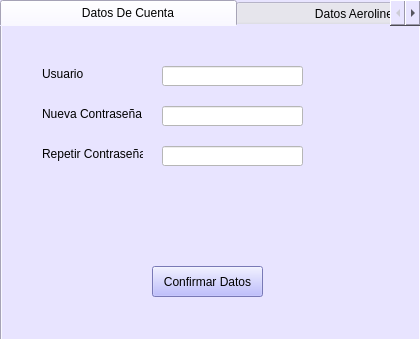
First picture: the form in Interfaces Aeropuerto/modificarDatosAeropuerto.ui, repository vanesagustin98/Aerocamp, before the edit.
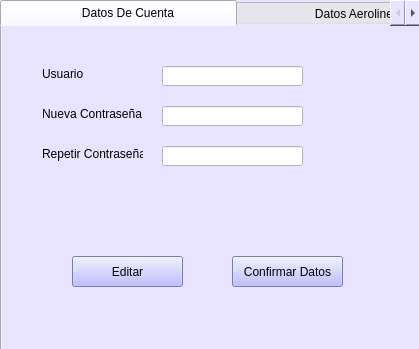
Second picture: the form after the edit. The open tabs and pages were chosen to show the change.

```diff
--- a/Interfaces Aeropuerto/modificarDatosAeropuerto.ui
+++ b/Interfaces Aeropuerto/modificarDatosAeropuerto.ui
@@ -6,8 +6,8 @@
    <rect>
     <x>0</x>
     <y>0</y>
-    <width>420</width>
-    <height>339</height>
+    <width>419</width>
+    <height>349</height>
    </rect>
   </property>
   <property name="windowTitle">
@@ -128,8 +128,8 @@
     <widget class="QPushButton" name="pushButton">
      <property name="geometry">
       <rect>
-       <x>150</x>
-       <y>240</y>
+       <x>230</x>
+       <y>230</y>
        <width>111</width>
        <height>31</height>
       </rect>
@@ -141,6 +141,22 @@
       <string>Confirmar Datos</string>
      </property>
     </widget>
+    <widget class="QPushButton" name="pushButton_2">
+     <property name="geometry">
+      <rect>
+       <x>70</x>
+       <y>230</y>
+       <width>111</width>
+       <height>31</height>
+      </rect>
+     </property>
+     <property name="styleSheet">
+      <string notr="true">background-color: rgb(170, 170, 255);</string>
+     </property>
+     <property name="text">
+      <string>Editar</string>
+     </property>
+    </widget>
    </widget>
    <widget class="QWidget" name="tab_2">
     <attribute name="title">
```
Left out of the diff: 6 changed lines with no effect on the pictures.
